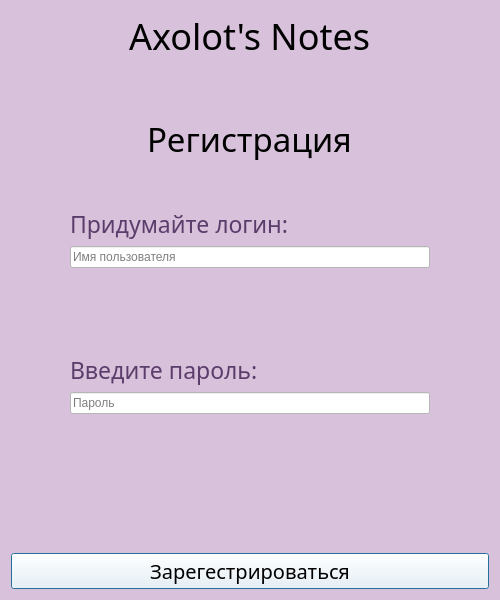
Qt form Interface_files/WindowSignin.ui (Ephirious/Notes-TaskManager) before a commit.
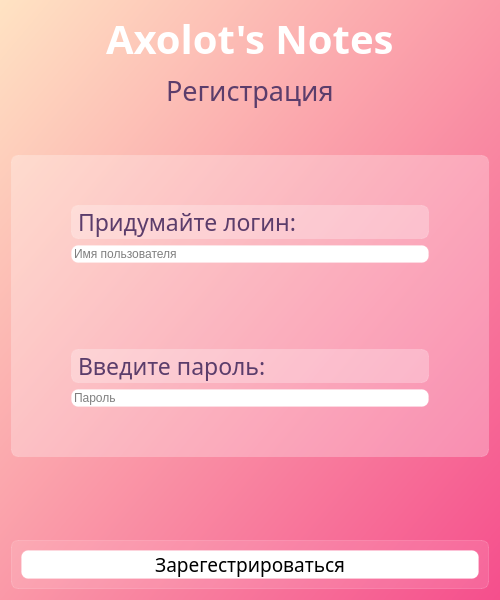
The same form after that commit. Icons and pictures are not drawn.

Patch:
```diff
--- a/Interface_files/WindowSignin.ui
+++ b/Interface_files/WindowSignin.ui
@@ -24,9 +24,9 @@
     <normaloff>:/icons/icons/axolot.png</normaloff>:/icons/icons/axolot.png</iconset>
   </property>
   <property name="styleSheet">
-   <string notr="true">background-color: rgb(216, 193, 219);</string>
+   <string notr="true">background-color:qlineargradient(spread:repeat, x1:0, y1:0, x2:1, y2:1, stop:0 rgba(255, 227, 195, 255), stop:1 rgba(245, 78, 140, 255))</string>
   </property>
-  <layout class="QVBoxLayout" name="verticalLayout_6">
+  <layout class="QVBoxLayout" name="verticalLayout_7">
    <item>
     <layout class="QVBoxLayout" name="verticalLayout_3">
      <property name="leftMargin">
@@ -40,20 +40,43 @@
        <property name="font">
         <font>
          <family>Ravie</family>
-         <pointsize>27</pointsize>
+         <pointsize>30</pointsize>
          <italic>false</italic>
-         <bold>false</bold>
+         <bold>true</bold>
         </font>
        </property>
        <property name="styleSheet">
-        <string notr="true">font: 27pt &quot;Ravie&quot;;
-background-color: none;</string>
+        <string notr="true">font: 30pt &quot;Ravie&quot;;
+font-weight: bold;
+background-color: none;
+color: white;</string>
        </property>
        <property name="text">
         <string>Axolot's Notes</string>
        </property>
       </widget>
      </item>
+     <item alignment="Qt::AlignmentFlag::AlignHCenter">
+      <widget class="QLabel" name="label_3">
+       <property name="font">
+        <font>
+         <family>Sitka</family>
+         <pointsize>20</pointsize>
+         <italic>false</italic>
+         <bold>false</bold>
+        </font>
+       </property>
+       <property name="styleSheet">
+        <string notr="true">font: 20pt &quot;Sitka&quot;;;
+background-color: none;
+color: rgb(91, 61, 107)
+</string>
+       </property>
+       <property name="text">
+        <string>Регистрация</string>
+       </property>
+      </widget>
+     </item>
     </layout>
    </item>
    <item>
@@ -75,7 +98,9 @@
    <item>
     <widget class="QFrame" name="Frame">
      <property name="styleSheet">
-      <string notr="true"/>
+      <string notr="true">background-color: rgba(255, 255, 255, 70);
+border: 1px solid rgba(255, 255, 255, 40);
+border-radius: 7px;</string>
      </property>
      <layout class="QVBoxLayout" name="verticalLayout_4">
       <item>
@@ -86,26 +111,6 @@
         <property name="rightMargin">
          <number>30</number>
         </property>
-        <item alignment="Qt::AlignmentFlag::AlignHCenter">
-         <widget class="QLabel" name="label_3">
-          <property name="font">
-           <font>
-            <family>Sitka</family>
-            <pointsize>25</pointsize>
-            <italic>false</italic>
-            <bold>false</bold>
-           </font>
-          </property>
-          <property name="styleSheet">
-           <string notr="true">font: 25pt &quot;Sitka&quot;;
-background-color: none;
-color: black</string>
-          </property>
-          <property name="text">
-           <string>Регистрация</string>
-          </property>
-         </widget>
-        </item>
        </layout>
       </item>
       <item>
@@ -244,6 +249,16 @@
      </layout>
     </widget>
    </item>
+   <item>
+    <widget class="QLabel" name="label_error">
+     <property name="styleSheet">
+      <string notr="true">background: none;</string>
+     </property>
+     <property name="text">
+      <string/>
+     </property>
+    </widget>
+   </item>
    <item>
     <spacer name="verticalSpacer">
      <property name="orientation">
@@ -258,11 +273,19 @@
     </spacer>
    </item>
    <item>
+    <widget class="QFrame" name="verticalFrame">
+     <property name="styleSheet">
+      <string notr="true">background-color: rgba(255, 255, 255, 30);
+border: 1px solid rgba(255, 255, 255, 40);
+border-radius: 7px;</string>
+     </property>
+     <layout class="QVBoxLayout" name="verticalLayout_6">
+      <item>
     <widget class="QPushButton" name="btn_signup">
      <property name="font">
       <font>
        <family>Sitka</family>
-       <pointsize>15</pointsize>
+          <pointsize>14</pointsize>
        <italic>false</italic>
        <bold>false</bold>
       </font>
@@ -283,6 +306,9 @@
      <property name="text">
       <string>Зарегестрироваться</string>
      </property>
+       </widget>
+      </item>
+     </layout>
     </widget>
    </item>
   </layout>
```
Left out of the diff: 2 changed lines with no effect on the pictures. Lines whose indentation alone changed are shown as unchanged.
